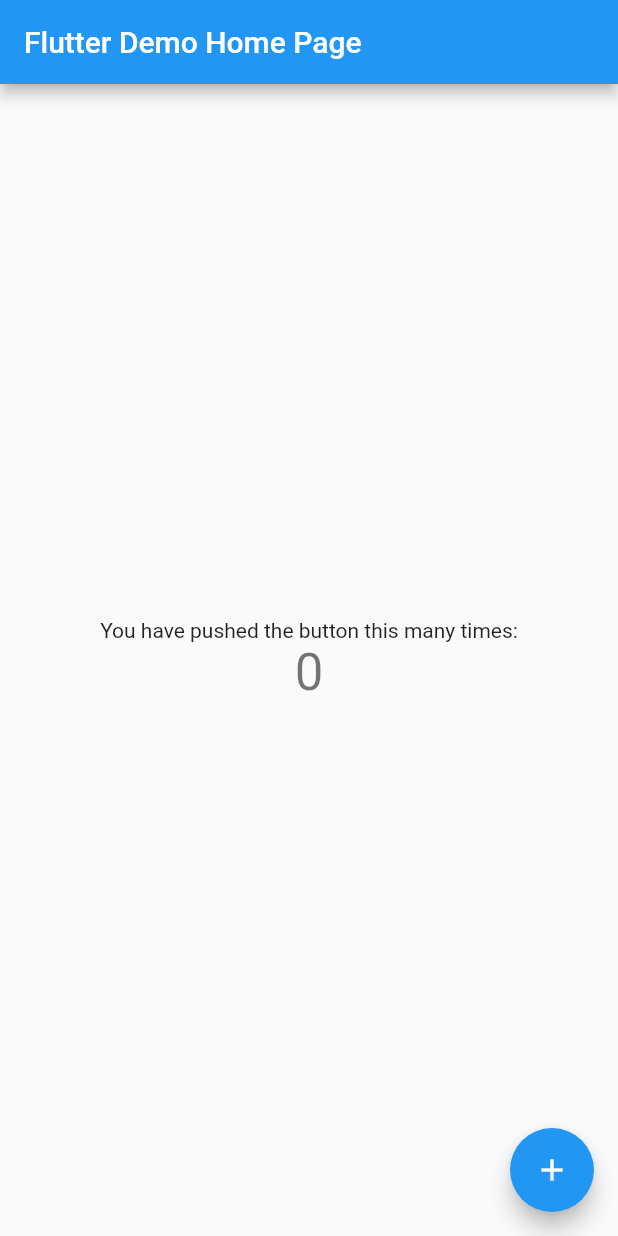
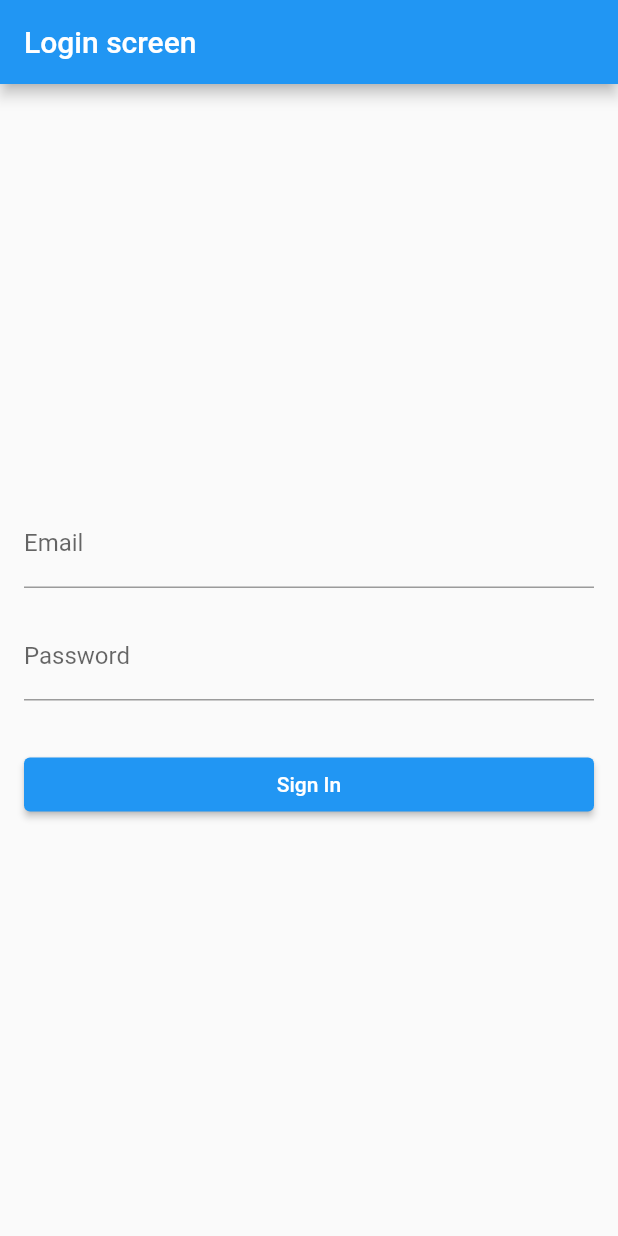
Before and after one commit to Kaviraghul/contacts-app, a Flutter app: the screen it shows after launch, on a phone screen of 412 x 824 dp. Run offline on Flutter 3.47's test engine with Material 2 defaults, Android fonts, the phone set to English and light mode, and no system bars; our stand-ins replace cloud_firestore, firebase_auth, firebase_core; accounts and stored records are empty.

Commit message:
added login screen and contacts screen

```diff
--- a/lib/main.dart
+++ b/lib/main.dart
@@ -1,4 +1,5 @@
 // ignore: depend_on_referenced_packages
+import 'package:contacts_app/view/screens/login/login_view.dart';
 import 'package:firebase_core/firebase_core.dart';
 import 'package:flutter/material.dart';
 
@@ -28,7 +29,7 @@ class MyApp extends StatelessWidget {
         // is not restarted.
         primarySwatch: Colors.blue,
       ),
-      home: const MyHomePage(title: 'Flutter Demo Home Page'),
+      home: const LoginView(),
     );
   }
 }
--- /dev/null
+++ b/lib/view/screens/contacts/contacts_view.dart
@@ -0,0 +1,12 @@
+import 'package:flutter/material.dart';
+
+class ContactsView extends StatelessWidget {
+  const ContactsView({Key? key}) : super(key: key);
+
+  @override
+  Widget build(BuildContext context) {
+    return Container(
+      child: const Text("contacts"),
+    );
+  }
+}
--- /dev/null
+++ b/lib/view/screens/login/login_view.dart
@@ -0,0 +1,38 @@
+import 'package:flutter/material.dart';
+
+class LoginView extends StatelessWidget {
+  const LoginView({Key? key}) : super(key: key);
+
+  @override
+  Widget build(BuildContext context) {
+    return Scaffold(
+      appBar: AppBar(title: const Text('Login screen')),
+      body: Container(
+        padding: const EdgeInsets.all(16.0),
+        child: Column(
+          mainAxisAlignment: MainAxisAlignment.center,
+          crossAxisAlignment: CrossAxisAlignment.stretch,
+          children: <Widget>[
+            TextFormField(
+              decoration: const InputDecoration(
+                labelText: 'Email',
+              ),
+            ),
+            const SizedBox(height: 16.0),
+            TextFormField(
+              obscureText: true,
+              decoration: const InputDecoration(
+                labelText: 'Password',
+              ),
+            ),
+            const SizedBox(height: 32.0),
+            ElevatedButton(
+              child: const Text('Sign In'),
+              onPressed: () {},
+            ),
+          ],
+        ),
+      ),
+    );
+  }
+}
```
